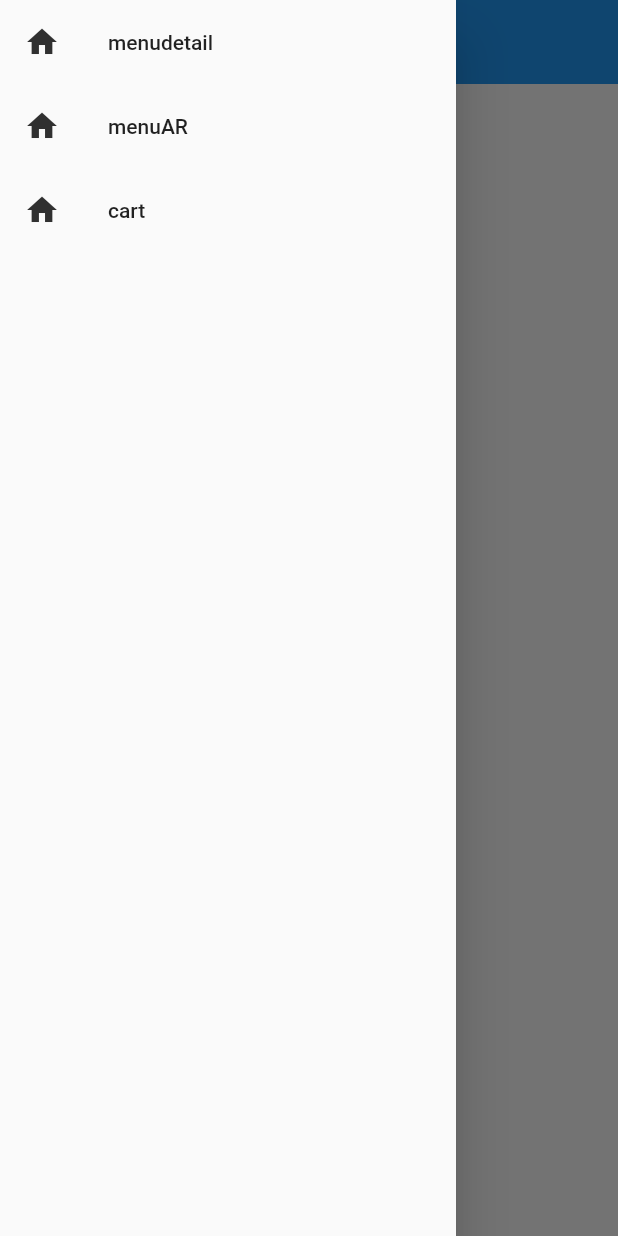
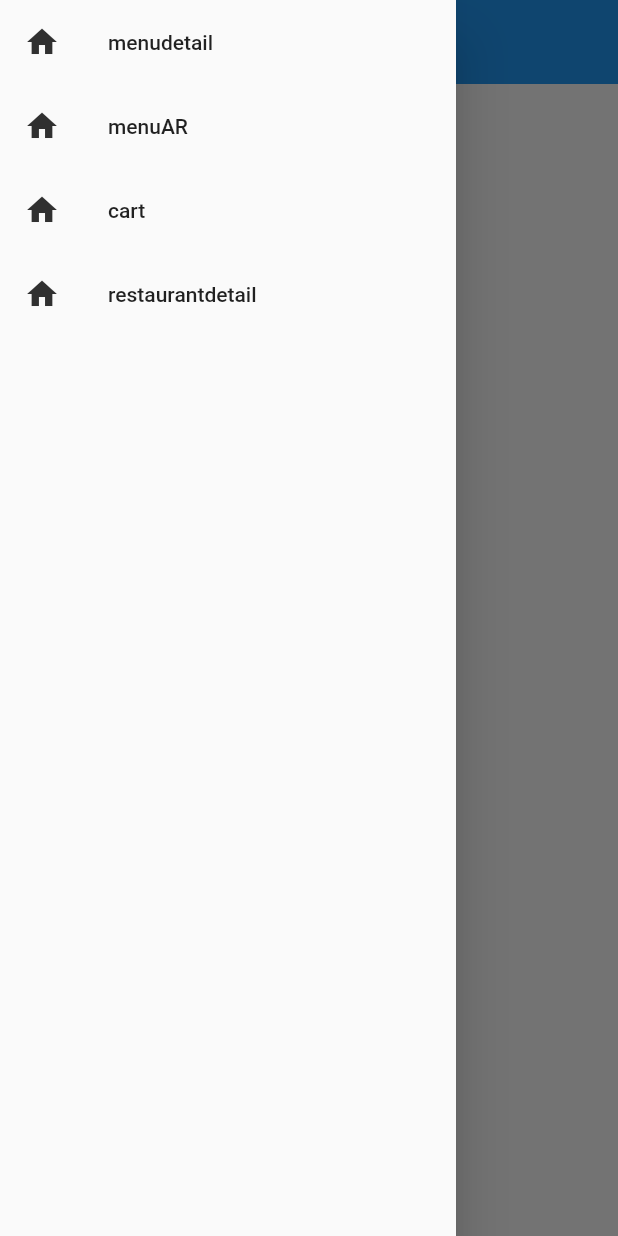
Before and after one commit to TripleH-EwhaCSE/Mein_Flutter, a Flutter app: the screen it shows after launch, with the side drawer open, on a phone screen of 412 x 824 dp. Run offline on Flutter 3.47's test engine with Material 2 defaults, Android fonts, the phone set to English and light mode, and no system bars.

Commit message:
현진 네비게이션 바에 restaurantDetail 추가

```diff
--- a/mein/lib/main.dart
+++ b/mein/lib/main.dart
@@ -3,6 +3,7 @@ import 'package:mein/cart.dart';
 import 'package:mein/main_page.dart';
 import 'package:mein/menuAR.dart';
 import 'package:mein/menudetail.dart';
+import 'package:mein/restaurantDetail.dart';
 
 void main() {
   runApp(MyApp());
@@ -17,7 +18,8 @@ class MyApp extends StatelessWidget {
         '/': (context) => MainPage(),
         '/menudetail': (context) => MenuDetail(),
         '/menuAR': (context) => MenuAR(),
-        '/cart': (context) => Cart()
+        '/cart': (context) => Cart(),
+        '/restaurantdetail': (context) => RestaurantDetail()
       },
     );
   }
--- a/mein/lib/main_page.dart
+++ b/mein/lib/main_page.dart
@@ -41,6 +41,16 @@ class MainPage extends StatelessWidget {
               onTap: () {
                 Navigator.pushNamed(context, '/cart');
               },
+            ),
+            ListTile(
+              leading: Icon(
+                Icons.home,
+                color: Colors.grey[850],
+              ),
+              title: Text('restaurantdetail'),
+              onTap: () {
+                Navigator.pushNamed(context, '/restaurantdetail');
+              },
             )
           ],
         ),
```
Also changed, not shown: mein/lib/restaurantDetail.dart (+13 -6 lines), mein/lib/menuAR.dart (line endings or trailing spaces).
